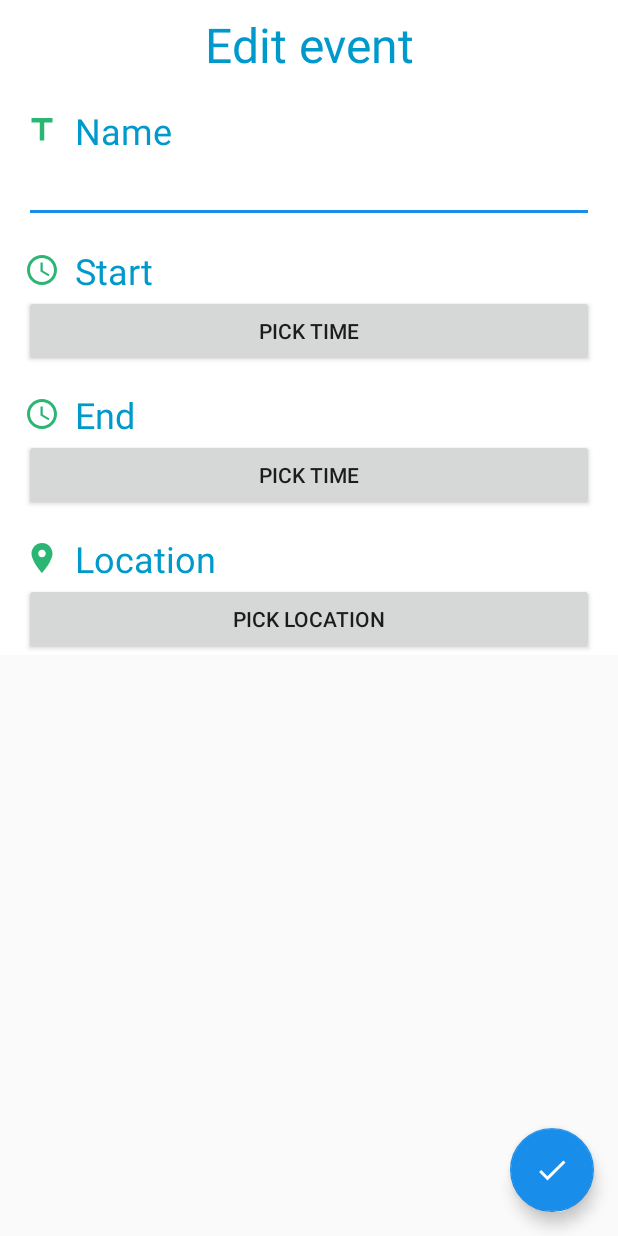
After one commit to Frantasad/AlcoCnt, an Android app: the layout fragment_event_edit.xml on its own in the app's theme, with its tools: preview values and no code run, on a phone screen of 412 x 824 dp. The commit adds this screen. Run offline under Robolectric (Android 15) with nearby library versions, the phone set to English and light mode, and no system bars.

Commit message:
Event edit fragment

```diff
--- a/app/build.gradle
+++ b/app/build.gradle
@@ -52,6 +52,7 @@ dependencies {
     implementation 'com.google.code.gson:gson:2.8.5'
     implementation 'com.google.android.gms:play-services-maps:15.0.1'
     implementation 'com.google.android.gms:play-services-location:15.0.1'
+    implementation 'androidx.legacy:legacy-support-v4:1.0.0'
     testImplementation 'junit:junit:4.12'
     androidTestImplementation 'androidx.test.ext:junit:1.1.1'
     androidTestImplementation 'androidx.test.espresso:espresso-core:3.2.0'
--- a/app/src/main/java/com/example/alcoholcounter/MainApp.kt
+++ b/app/src/main/java/com/example/alcoholcounter/MainApp.kt
@@ -28,7 +28,7 @@ class MainApp : Application() {
         super.onCreate()
         appContext = applicationContext
         dataHandler = DataHandler(applicationContext)
-        dataHandler!!.loadEvents()
+        dataHandler.loadEvents()
         fusedLocationProviderClient = LocationServices.getFusedLocationProviderClient(appContext)
     }
 
--- a/app/src/main/java/com/example/alcoholcounter/ui/map/MapFragment.kt
+++ b/app/src/main/java/com/example/alcoholcounter/ui/map/MapFragment.kt
@@ -135,7 +135,7 @@ class MapFragment : Fragment(),
     }
 
     private fun setMapOnLocation(location: Location, zoom: Float) {
-        val coordinates = LatLng(location!!.latitude, location!!.longitude)
+        val coordinates = LatLng(location.latitude, location.longitude)
         _map?.moveCamera(CameraUpdateFactory.newLatLngZoom(coordinates, zoom))
     }
 
--- a/app/src/main/java/com/example/alcoholcounter/ui/statistics/StatisticsFragment.kt
+++ b/app/src/main/java/com/example/alcoholcounter/ui/statistics/StatisticsFragment.kt
@@ -23,7 +23,7 @@ class StatisticsFragment : Fragment() {
         val textView: TextView = view.findViewById(R.id.text_statistics)
         textView.text = "Stistics"
         button.setOnClickListener{
-            val data = MainApp.dataHandler!!
+            val data = MainApp.dataHandler
             data.events.clear()
             data.events.addAll(EventDB())
             data.saveEvents()
--- /dev/null
+++ b/app/src/main/res/drawable/ic_big_location.xml
@@ -0,0 +1,8 @@
+<?xml version="1.0" encoding="utf-8"?>
+<layer-list xmlns:android="http://schemas.android.com/apk/res/android" >
+    <item
+        android:drawable="@drawable/ic_place_green_16dp"
+        android:width="@dimen/edit_icon_size"
+        android:height="@dimen/edit_icon_size"
+        />
+</layer-list >
--- /dev/null
+++ b/app/src/main/res/drawable/ic_big_time.xml
@@ -0,0 +1,8 @@
+<?xml version="1.0" encoding="utf-8"?>
+<layer-list xmlns:android="http://schemas.android.com/apk/res/android" >
+    <item
+        android:drawable="@drawable/ic_access_time_green_16dp"
+        android:width="@dimen/edit_icon_size"
+        android:height="@dimen/edit_icon_size"
+        />
+</layer-list >
--- /dev/null
+++ b/app/src/main/res/drawable/ic_big_title.xml
@@ -0,0 +1,8 @@
+<?xml version="1.0" encoding="utf-8"?>
+<layer-list xmlns:android="http://schemas.android.com/apk/res/android" >
+    <item
+        android:drawable="@drawable/ic_title_green_24dp"
+        android:width="@dimen/edit_icon_size"
+        android:height="@dimen/edit_icon_size"
+        />
+</layer-list >
--- /dev/null
+++ b/app/src/main/res/drawable/ic_check_white_24dp.xml
@@ -0,0 +1,5 @@
+<vector android:height="24dp" android:tint="#FFFFFF"
+    android:viewportHeight="24.0" android:viewportWidth="24.0"
+    android:width="24dp" xmlns:android="http://schemas.android.com/apk/res/android">
+    <path android:fillColor="#FF000000" android:pathData="M9,16.17L4.83,12l-1.42,1.41L9,19 21,7l-1.41,-1.41z"/>
+</vector>
--- /dev/null
+++ b/app/src/main/res/drawable/ic_title_green_24dp.xml
@@ -0,0 +1,5 @@
+<vector android:height="24dp" android:tint="#2BB673"
+    android:viewportHeight="24.0" android:viewportWidth="24.0"
+    android:width="24dp" xmlns:android="http://schemas.android.com/apk/res/android">
+    <path android:fillColor="#FF000000" android:pathData="M5,4v3h5.5v12h3V7H19V4z"/>
+</vector>
--- /dev/null
+++ b/app/src/main/res/layout/fragment_event_edit.xml
@@ -0,0 +1,114 @@
+<?xml version="1.0" encoding="utf-8"?>
+<androidx.coordinatorlayout.widget.CoordinatorLayout
+    xmlns:android="http://schemas.android.com/apk/res/android"
+    xmlns:app="http://schemas.android.com/apk/res-auto"
+    xmlns:tools="http://schemas.android.com/tools"
+    android:layout_width="match_parent"
+    android:layout_height="match_parent">
+
+    <LinearLayout
+        android:layout_width="match_parent"
+        android:layout_height="wrap_content"
+        android:minHeight="?attr/listPreferredItemHeight"
+        android:orientation="vertical"
+        android:paddingStart="?android:attr/listPreferredItemPaddingStart"
+        android:paddingEnd="?android:attr/listPreferredItemPaddingEnd"
+        android:background="@android:color/background_light">
+
+        <TextView
+            android:layout_width="match_parent"
+            android:layout_height="wrap_content"
+            android:layout_marginTop="8dp"
+            android:layout_marginBottom="4dp"
+            android:drawablePadding="5dp"
+            android:ellipsize="end"
+            android:singleLine="true"
+            android:gravity="center"
+            android:textColor="@android:color/holo_blue_dark"
+            android:textSize="32sp"
+            android:text="@string/edit_event" />
+
+        <TextView
+            android:layout_width="match_parent"
+            android:layout_height="wrap_content"
+            android:drawableStart="@drawable/ic_big_title"
+            android:drawablePadding="10dp"
+            android:layout_marginTop="15dp"
+            android:textSize="24sp"
+            android:textColor="@android:color/holo_blue_dark"
+            android:textAppearance="?attr/textAppearanceListItemSecondary"
+            android:labelFor="@id/nameEditText"
+            android:text="@string/name" />
+
+        <EditText
+            android:id="@+id/nameEditText"
+            android:layout_width="match_parent"
+            android:layout_height="wrap_content"
+            android:ems="10"
+            android:gravity="center"
+            android:inputType="textPersonName"
+            android:autofillHints="@string/enter_name" />
+
+        <TextView
+            android:layout_width="match_parent"
+            android:layout_height="wrap_content"
+            android:drawableStart="@drawable/ic_big_time"
+            android:drawablePadding="10dp"
+            android:layout_marginTop="15dp"
+            android:textSize="24sp"
+            android:textColor="@android:color/holo_blue_dark"
+            android:textAppearance="?attr/textAppearanceListItemSecondary"
+            android:text="@string/start" />
+
+        <Button
+            android:id="@+id/startTimePickButton"
+            android:layout_width="match_parent"
+            android:layout_height="wrap_content"
+            android:text="@string/pick_time" />
+
+        <TextView
+            android:layout_width="match_parent"
+            android:layout_height="wrap_content"
+            android:drawableStart="@drawable/ic_big_time"
+            android:drawablePadding="10dp"
+            android:layout_marginTop="15dp"
+            android:textSize="24sp"
+            android:textColor="@android:color/holo_blue_dark"
+            android:textAppearance="?attr/textAppearanceListItemSecondary"
+            android:text="@string/end" />
+
+        <Button
+            android:id="@+id/endTimePickButton"
+            android:layout_width="match_parent"
+            android:layout_height="wrap_content"
+            android:text="@string/pick_time" />
+
+        <TextView
+            android:id="@+id/eventLocation"
+            android:layout_width="match_parent"
+            android:layout_height="wrap_content"
+            android:drawableStart="@drawable/ic_big_location"
+            android:drawablePadding="10dp"
+            android:layout_marginTop="15dp"
+            android:textSize="24sp"
+            android:textColor="@android:color/holo_blue_dark"
+            android:textAppearance="?attr/textAppearanceListItemSecondary"
+            android:text="Location" />
+
+        <Button
+            android:id="@+id/pickLocationButton"
+            android:layout_width="match_parent"
+            android:layout_height="wrap_content"
+            android:text="Pick Location" />
+
+    </LinearLayout>
+
+    <com.google.android.material.floatingactionbutton.FloatingActionButton
+        android:id="@+id/fab"
+        android:layout_width="wrap_content"
+        android:layout_height="wrap_content"
+        android:layout_gravity="bottom|end"
+        android:layout_margin="@dimen/fab_margin"
+        app:srcCompat="@drawable/ic_check_white_24dp" />
+
+</androidx.coordinatorlayout.widget.CoordinatorLayout>
--- a/app/src/main/res/values/dimens.xml
+++ b/app/src/main/res/values/dimens.xml
@@ -3,4 +3,5 @@
     <dimen name="activity_horizontal_margin">16dp</dimen>
     <dimen name="activity_vertical_margin">16dp</dimen>
     <dimen name="fab_margin">16dp</dimen>
+    <dimen name="edit_icon_size">24dp</dimen>
 </resources>
--- a/app/src/main/res/values/strings.xml
+++ b/app/src/main/res/values/strings.xml
@@ -7,4 +7,11 @@
     <string name="edit">Edit</string>
     <string name="current_location">Current location</string>
     <string name="location_access_denied">Access to location denied</string>
+    <string name="edit_event">Edit event</string>
+    <string name="name">Name</string>
+    <string name="enter_name">Enter name</string>
+    <string name="start">Start</string>
+    <string name="pick_time">Pick Time</string>
+    <string name="pick_date">Pick Date</string>
+    <string name="end">End</string>
 </resources>
```
Also changed, not shown: app/src/main/java/com/example/alcoholcounter/ui/event/EventEditFragment.kt (added, +102 -0 lines), 1 other file.
